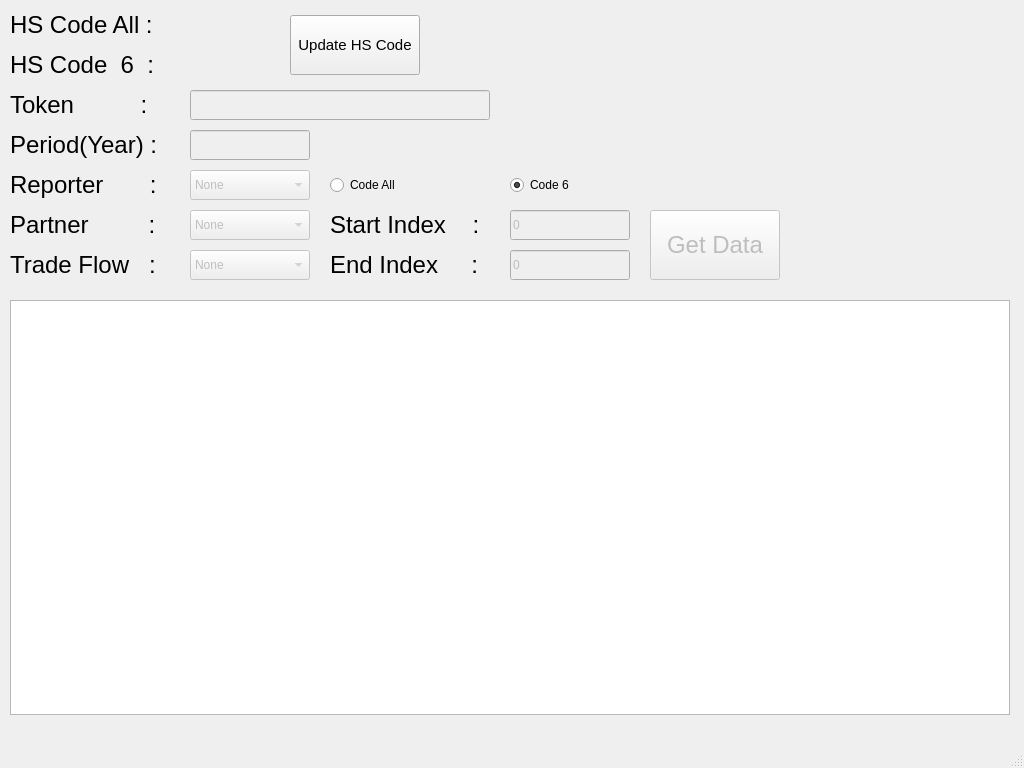
Above: ui/main.ui from MatsuiLin101/hscode before the change. Below: the same form after it.
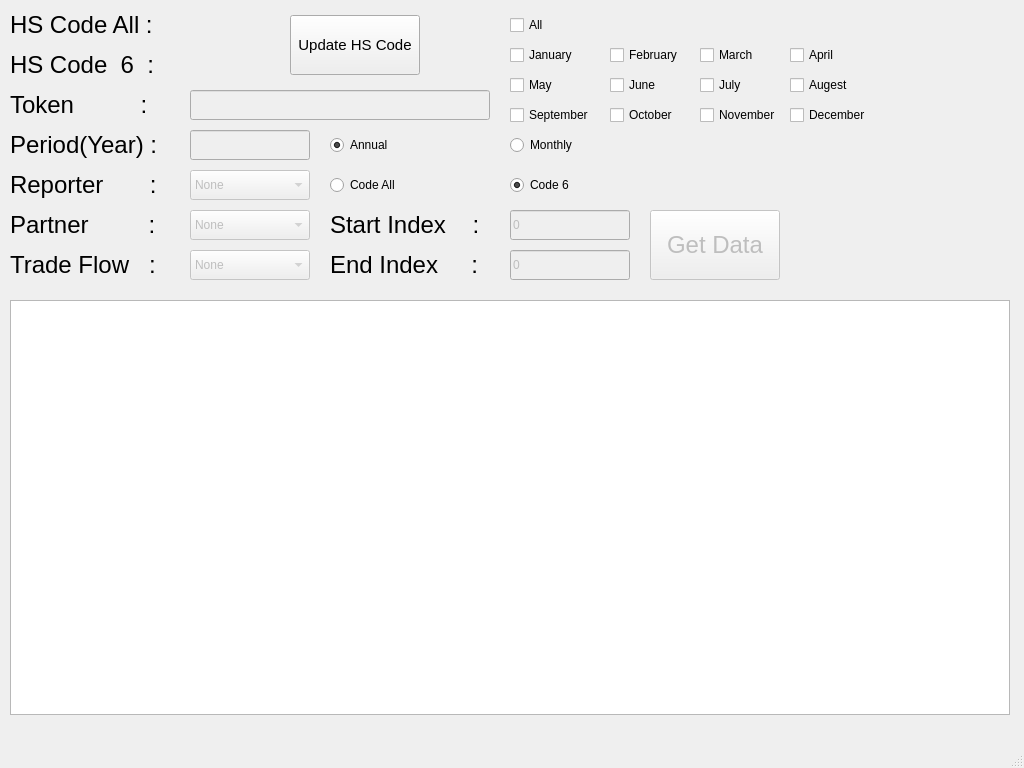
That is the form after the change.

Commit message: Update ui for monthly select

```diff
--- a/ui/main.ui
+++ b/ui/main.ui
@@ -3412,6 +3412,225 @@
     </property>
     <property name="checked">
      <bool>true</bool>
+    </property>
+    <property name="autoExclusive">
+     <bool>false</bool>
+    </property>
+   </widget>
+   <widget class="QCheckBox" name="checkBox">
+    <property name="geometry">
+     <rect>
+      <x>510</x>
+      <y>10</y>
+      <width>100</width>
+      <height>30</height>
+     </rect>
+    </property>
+    <property name="text">
+     <string>All</string>
+    </property>
+   </widget>
+   <widget class="QRadioButton" name="tab06_radio_freq_year">
+    <property name="geometry">
+     <rect>
+      <x>330</x>
+      <y>130</y>
+      <width>180</width>
+      <height>30</height>
+     </rect>
+    </property>
+    <property name="focusPolicy">
+     <enum>Qt::StrongFocus</enum>
+    </property>
+    <property name="text">
+     <string>Annual</string>
+    </property>
+    <property name="checked">
+     <bool>true</bool>
+    </property>
+    <property name="autoExclusive">
+     <bool>false</bool>
+    </property>
+   </widget>
+   <widget class="QRadioButton" name="tab07_radio_freq_month">
+    <property name="geometry">
+     <rect>
+      <x>510</x>
+      <y>130</y>
+      <width>180</width>
+      <height>30</height>
+     </rect>
+    </property>
+    <property name="tabletTracking">
+     <bool>false</bool>
+    </property>
+    <property name="focusPolicy">
+     <enum>Qt::StrongFocus</enum>
+    </property>
+    <property name="text">
+     <string>Monthly</string>
+    </property>
+    <property name="checked">
+     <bool>false</bool>
+    </property>
+    <property name="autoExclusive">
+     <bool>false</bool>
+    </property>
+   </widget>
+   <widget class="QCheckBox" name="checkBox_2">
+    <property name="geometry">
+     <rect>
+      <x>510</x>
+      <y>40</y>
+      <width>100</width>
+      <height>30</height>
+     </rect>
+    </property>
+    <property name="text">
+     <string>January</string>
+    </property>
+   </widget>
+   <widget class="QCheckBox" name="checkBox_3">
+    <property name="geometry">
+     <rect>
+      <x>510</x>
+      <y>70</y>
+      <width>100</width>
+      <height>30</height>
+     </rect>
+    </property>
+    <property name="text">
+     <string>May</string>
+    </property>
+   </widget>
+   <widget class="QCheckBox" name="checkBox_4">
+    <property name="geometry">
+     <rect>
+      <x>510</x>
+      <y>100</y>
+      <width>100</width>
+      <height>30</height>
+     </rect>
+    </property>
+    <property name="text">
+     <string>September</string>
+    </property>
+   </widget>
+   <widget class="QCheckBox" name="checkBox_5">
+    <property name="geometry">
+     <rect>
+      <x>610</x>
+      <y>40</y>
+      <width>100</width>
+      <height>30</height>
+     </rect>
+    </property>
+    <property name="text">
+     <string>February</string>
+    </property>
+   </widget>
+   <widget class="QCheckBox" name="checkBox_6">
+    <property name="geometry">
+     <rect>
+      <x>610</x>
+      <y>100</y>
+      <width>100</width>
+      <height>30</height>
+     </rect>
+    </property>
+    <property name="text">
+     <string>October</string>
+    </property>
+   </widget>
+   <widget class="QCheckBox" name="checkBox_7">
+    <property name="geometry">
+     <rect>
+      <x>610</x>
+      <y>70</y>
+      <width>100</width>
+      <height>30</height>
+     </rect>
+    </property>
+    <property name="text">
+     <string>June</string>
+    </property>
+   </widget>
+   <widget class="QCheckBox" name="checkBox_8">
+    <property name="geometry">
+     <rect>
+      <x>700</x>
+      <y>40</y>
+      <width>100</width>
+      <height>30</height>
+     </rect>
+    </property>
+    <property name="text">
+     <string>March</string>
+    </property>
+   </widget>
+   <widget class="QCheckBox" name="checkBox_9">
+    <property name="geometry">
+     <rect>
+      <x>700</x>
+      <y>100</y>
+      <width>100</width>
+      <height>30</height>
+     </rect>
+    </property>
+    <property name="text">
+     <string>November</string>
+    </property>
+   </widget>
+   <widget class="QCheckBox" name="checkBox_10">
+    <property name="geometry">
+     <rect>
+      <x>700</x>
+      <y>70</y>
+      <width>100</width>
+      <height>30</height>
+     </rect>
+    </property>
+    <property name="text">
+     <string>July</string>
+    </property>
+   </widget>
+   <widget class="QCheckBox" name="checkBox_11">
+    <property name="geometry">
+     <rect>
+      <x>790</x>
+      <y>40</y>
+      <width>100</width>
+      <height>30</height>
+     </rect>
+    </property>
+    <property name="text">
+     <string>April</string>
+    </property>
+   </widget>
+   <widget class="QCheckBox" name="checkBox_12">
+    <property name="geometry">
+     <rect>
+      <x>790</x>
+      <y>100</y>
+      <width>100</width>
+      <height>30</height>
+     </rect>
+    </property>
+    <property name="text">
+     <string>December</string>
+    </property>
+   </widget>
+   <widget class="QCheckBox" name="checkBox_13">
+    <property name="geometry">
+     <rect>
+      <x>790</x>
+      <y>70</y>
+      <width>100</width>
+      <height>30</height>
+     </rect>
+    </property>
+    <property name="text">
+     <string>Augest</string>
     </property>
    </widget>
   </widget>
```
Left out of the diff: 14 changed lines with no effect on the pictures.
